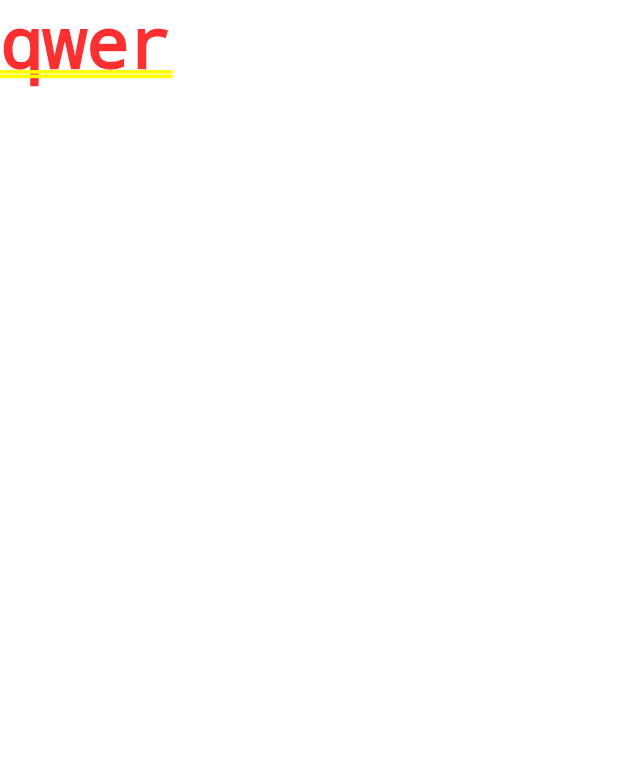
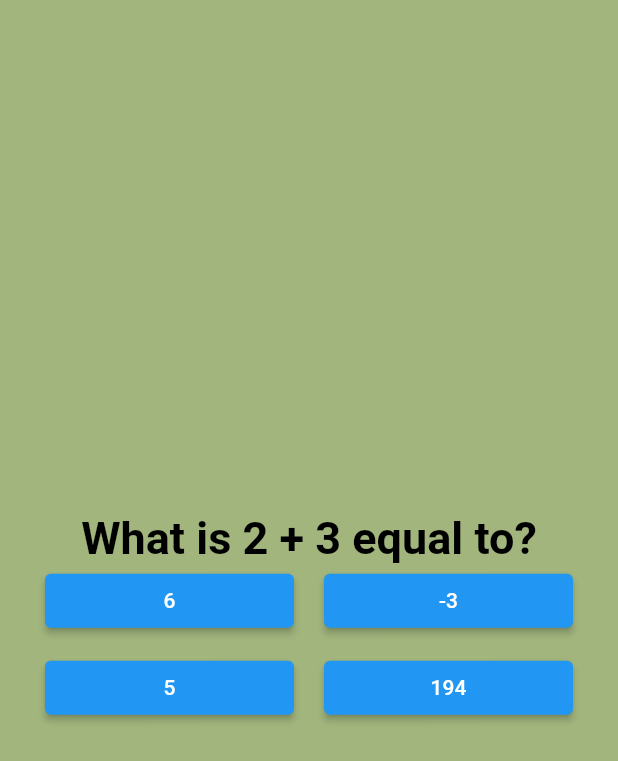
Before and after one commit to CosminIlies/sparanghel, a Flutter app: the screen it shows after launch, on a phone screen of 412 x 824 dp. Shown: the top 761 px of the screen. Run offline on Flutter 3.47's test engine with Material 2 defaults, Android fonts, the phone set to English and light mode, and no system bars; our stand-ins replace font_awesome_flutter.

Commit message:
model problema

```diff
--- a/lib/main.dart
+++ b/lib/main.dart
@@ -33,7 +33,7 @@ class MyApp extends StatelessWidget {
         ),
       ),
       home: QuizPage(
-        problem: Problem("qwer", ["qwe", "qwe"]),
+        problem: Problem("What is 2 + 3 equal to?", ["6", "-3", "5", "194"], 3),
       ),
       routes: {
         "/login": (_) => LoginPage(),
--- a/lib/models/problem.dart
+++ b/lib/models/problem.dart
@@ -1,6 +1,6 @@
 class Problem {
   String body;
   List<String> options;
-
-  Problem(this.body, this.options);
+  int ans;
+  Problem(this.body, this.options, this.ans);
 }
--- a/lib/pages/quiz.dart
+++ b/lib/pages/quiz.dart
@@ -13,8 +13,73 @@ class QuizPage extends StatefulWidget {
 class _QuizPageState extends State<QuizPage> {
   @override
   Widget build(BuildContext context) {
-    return Container(
-      child: Text(widget.problem.body),
+    return Scaffold(
+      body: SizedBox(
+        width: double.infinity,
+        child: Column(
+          mainAxisAlignment: MainAxisAlignment.center,
+          children: [
+            Text(
+              widget.problem.body,
+              textAlign: TextAlign.center,
+              style: const TextStyle(
+                fontWeight: FontWeight.bold,
+                fontSize: 30,
+                color: Colors.black,
+              ),
+            ),
+            Row(
+              children: [
+                const SizedBox(
+                  width: 30,
+                ),
+                const SizedBox(),
+                Expanded(
+                  child: ElevatedButton(
+                      onPressed: () {}, child: Text(widget.problem.options[0])),
+                ),
+                const SizedBox(
+                  width: 20,
+                ),
+                const SizedBox(),
+                Expanded(
+                  child: ElevatedButton(
+                      onPressed: () {}, child: Text(widget.problem.options[1])),
+                ),
+                const SizedBox(
+                  width: 30,
+                ),
+              ],
+            ),
+            const SizedBox(
+              height: 10,
+            ),
+            Row(
+              children: [
+                const SizedBox(
+                  width: 30,
+                ),
+                const SizedBox(),
+                Expanded(
+                  child: ElevatedButton(
+                      onPressed: () {}, child: Text(widget.problem.options[2])),
+                ),
+                const SizedBox(
+                  width: 20,
+                ),
+                const SizedBox(),
+                Expanded(
+                  child: ElevatedButton(
+                      onPressed: () {}, child: Text(widget.problem.options[3])),
+                ),
+                const SizedBox(
+                  width: 30,
+                ),
+              ],
+            ),
+          ],
+        ),
+      ),
     );
   }
 }
```
Also changed, not shown: 1 other file.
